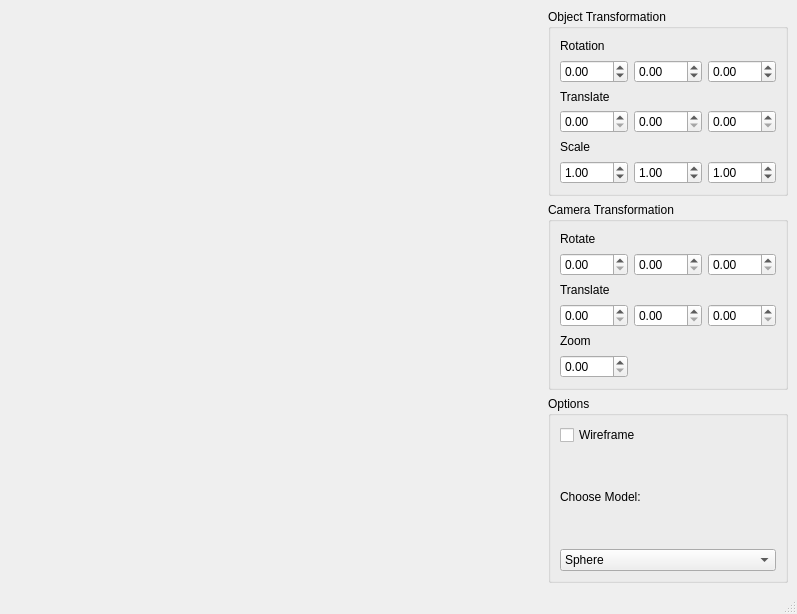
First picture: the form in ui/mainwindow.ui, repository sora-M31/QAnt, before the edit.
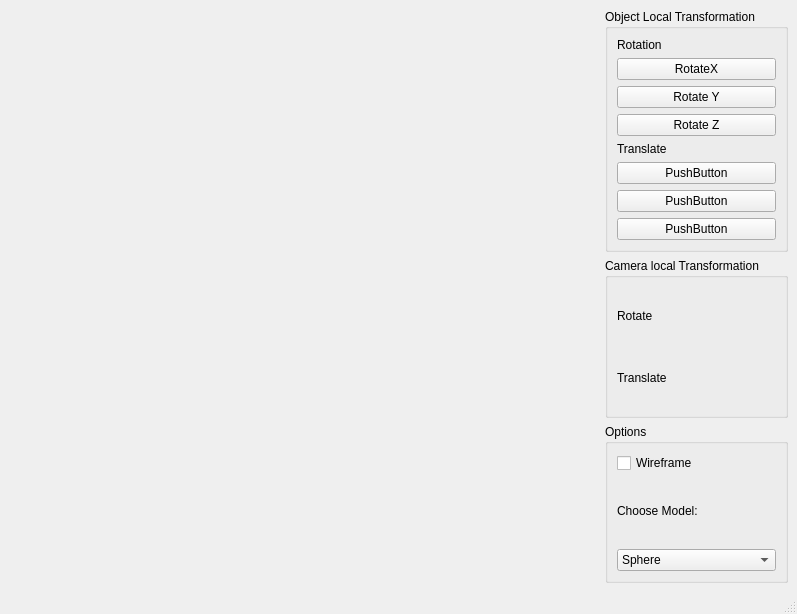
Second picture: the form after the edit.

Commit message: Object local rotation worked...

What changed in the file:
```diff
--- a/ui/mainwindow.ui
+++ b/ui/mainwindow.ui
@@ -31,7 +31,7 @@
     <item row="1" column="1">
      <widget class="QGroupBox" name="s_camTransGB">
       <property name="title">
-       <string>Camera Transformation</string>
+       <string>Camera local Transformation</string>
       </property>
       <layout class="QGridLayout" name="gridLayout_3">
        <item row="0" column="0">
@@ -42,47 +42,19 @@
         </widget>
        </item>
        <item row="1" column="0">
-        <widget class="QDoubleSpinBox" name="doubleSpinBox"/>
-       </item>
-       <item row="1" column="1">
-        <widget class="QDoubleSpinBox" name="doubleSpinBox_2"/>
-       </item>
-       <item row="1" column="2">
-        <widget class="QDoubleSpinBox" name="doubleSpinBox_3"/>
-       </item>
-       <item row="2" column="0">
         <widget class="QLabel" name="label_6">
          <property name="text">
           <string>Translate</string>
          </property>
         </widget>
        </item>
-       <item row="3" column="0">
-        <widget class="QDoubleSpinBox" name="doubleSpinBox_4"/>
-       </item>
-       <item row="3" column="1">
-        <widget class="QDoubleSpinBox" name="doubleSpinBox_5"/>
-       </item>
-       <item row="3" column="2">
-        <widget class="QDoubleSpinBox" name="doubleSpinBox_6"/>
-       </item>
-       <item row="4" column="0">
-        <widget class="QLabel" name="label_7">
-         <property name="text">
-          <string>Zoom</string>
-         </property>
-        </widget>
-       </item>
-       <item row="5" column="0">
-        <widget class="QDoubleSpinBox" name="doubleSpinBox_7"/>
-       </item>
       </layout>
      </widget>
     </item>
     <item row="0" column="1">
      <widget class="QGroupBox" name="s_objTransGB">
       <property name="title">
-       <string>Object Transformation</string>
+       <string>Object Local Transformation</string>
       </property>
       <layout class="QGridLayout" name="gridLayout">
        <item row="0" column="0">
@@ -92,80 +64,55 @@
          </property>
         </widget>
        </item>
-       <item row="1" column="0">
-        <widget class="QDoubleSpinBox" name="m_rotX">
-         <property name="minimum">
-          <double>-360.000000000000000</double>
-         </property>
-         <property name="maximum">
-          <double>360.000000000000000</double>
-         </property>
-        </widget>
-       </item>
        <item row="2" column="0">
+        <widget class="QPushButton" name="m_rotX">
+         <property name="text">
+          <string>RotateX</string>
+         </property>
+        </widget>
+       </item>
+       <item row="3" column="0">
+        <widget class="QPushButton" name="m_rotY">
+         <property name="text">
+          <string>Rotate Y</string>
+         </property>
+        </widget>
+       </item>
+       <item row="4" column="0">
+        <widget class="QPushButton" name="m_rotZ">
+         <property name="text">
+          <string>Rotate Z</string>
+         </property>
+        </widget>
+       </item>
+       <item row="7" column="0">
+        <widget class="QPushButton" name="pushButton_4">
+         <property name="text">
+          <string>PushButton</string>
+         </property>
+        </widget>
+       </item>
+       <item row="8" column="0">
+        <widget class="QPushButton" name="pushButton_5">
+         <property name="text">
+          <string>PushButton</string>
+         </property>
+        </widget>
+       </item>
+       <item row="9" column="0">
+        <widget class="QPushButton" name="pushButton_6">
+         <property name="text">
+          <string>PushButton</string>
+         </property>
+        </widget>
+       </item>
+       <item row="6" column="0">
         <widget class="QLabel" name="label_2">
          <property name="text">
           <string>Translate</string>
          </property>
         </widget>
        </item>
-       <item row="3" column="0">
-        <widget class="QDoubleSpinBox" name="m_transX"/>
-       </item>
-       <item row="3" column="1">
-        <widget class="QDoubleSpinBox" name="m_transY"/>
-       </item>
-       <item row="3" column="2">
-        <widget class="QDoubleSpinBox" name="m_transZ"/>
-       </item>
-       <item row="1" column="1">
-        <widget class="QDoubleSpinBox" name="m_rotY">
-         <property name="minimum">
-          <double>-360.000000000000000</double>
-         </property>
-         <property name="maximum">
-          <double>360.000000000000000</double>
-         </property>
-        </widget>
-       </item>
-       <item row="1" column="2">
-        <widget class="QDoubleSpinBox" name="m_rotZ">
-         <property name="minimum">
-          <double>-360.000000000000000</double>
-         </property>
-         <property name="maximum">
-          <double>360.000000000000000</double>
-         </property>
-        </widget>
-       </item>
-       <item row="4" column="0">
-        <widget class="QLabel" name="label_3">
-         <property name="text">
-          <string>Scale</string>
-         </property>
-        </widget>
-       </item>
-       <item row="5" column="0">
-        <widget class="QDoubleSpinBox" name="m_scaleX">
-         <property name="value">
-          <double>1.000000000000000</double>
-         </property>
-        </widget>
-       </item>
-       <item row="5" column="1">
-        <widget class="QDoubleSpinBox" name="m_scaleY">
-         <property name="value">
-          <double>1.000000000000000</double>
-         </property>
-        </widget>
-       </item>
-       <item row="5" column="2">
-        <widget class="QDoubleSpinBox" name="m_scaleZ">
-         <property name="value">
-          <double>1.000000000000000</double>
-         </property>
-        </widget>
-       </item>
       </layout>
      </widget>
     </item>
```
The commit also changes 31 other files.
